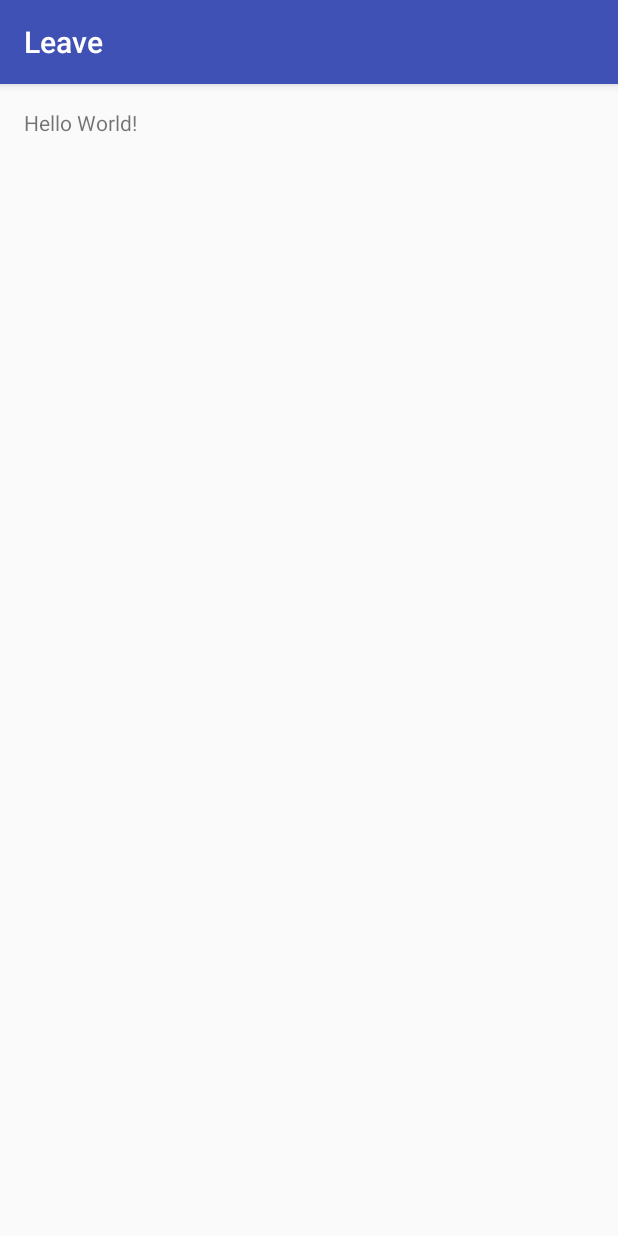
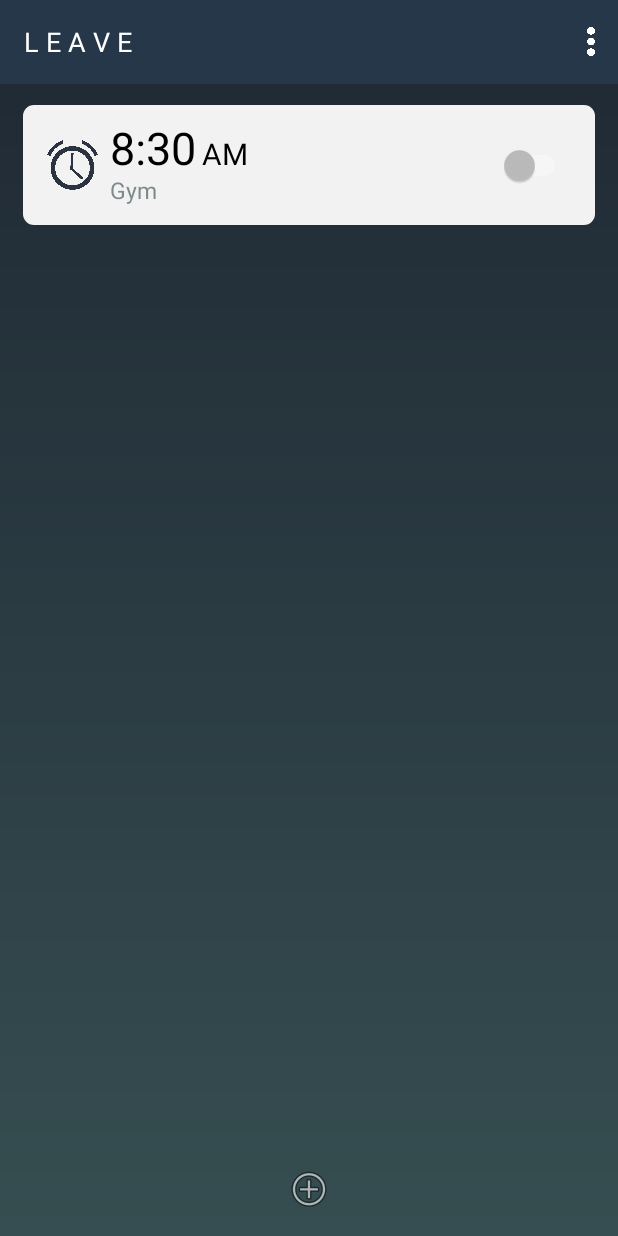
Before and after one commit to ThomasMChen/leave, an Android app: the screen it shows after launch (MainActivity), on a phone screen of 412 x 824 dp. Run offline under Robolectric (Android 15) with nearby library versions, the phone set to English and light mode, and no system bars.

Commit message:
Implement MainActivity UI
Implemented UI for MainActivity View. Added app theme, splash, logo, and UI of MainActivity.

```diff
--- a/app/build.gradle
+++ b/app/build.gradle
@@ -26,4 +26,5 @@ dependencies {
     })
     compile 'com.android.support:appcompat-v7:25.1.0'
     testCompile 'junit:junit:4.12'
+    compile 'com.android.support.constraint:constraint-layout:1.0.0-beta4'
 }
--- a/app/src/main/AndroidManifest.xml
+++ b/app/src/main/AndroidManifest.xml
@@ -4,17 +4,26 @@
 
     <application
         android:allowBackup="true"
-        android:icon="@mipmap/ic_launcher"
+        android:icon="@mipmap/logo_launcher"
         android:label="@string/app_name"
         android:supportsRtl="true"
         android:theme="@style/AppTheme">
-        <activity android:name=".MainActivity">
+
+        <activity
+            android:name=".SplashActivity"
+            android:label="@string/app_name"
+            android:theme="@style/SplashTheme">
             <intent-filter>
                 <action android:name="android.intent.action.MAIN" />
 
                 <category android:name="android.intent.category.LAUNCHER" />
             </intent-filter>
         </activity>
+
+        <activity android:name=".MainActivity">
+        </activity>
+
+
     </application>
 
 </manifest>
--- /dev/null
+++ b/app/src/main/java/org/thomaschen/leave/SplashActivity.java
@@ -0,0 +1,17 @@
+package org.thomaschen.leave;
+
+import android.content.Intent;
+import android.os.Bundle;
+import android.support.v7.app.AppCompatActivity;
+
+public class SplashActivity extends AppCompatActivity {
+
+    @Override
+    protected void onCreate(Bundle savedInstanceState) {
+        super.onCreate(savedInstanceState);
+
+        Intent intent = new Intent(this, MainActivity.class);
+        startActivity(intent);
+        finish();
+    }
+}
--- /dev/null
+++ b/app/src/main/res/drawable/gradient_bg.xml
@@ -0,0 +1,10 @@
+<?xml version="1.0" encoding="utf-8"?>
+<shape xmlns:android="http://schemas.android.com/apk/res/android">
+
+    <gradient
+        android:angle="270"
+        android:startColor="#FF1F2833"
+        android:endColor="#FF364E51"
+        >
+    </gradient>
+</shape>
--- /dev/null
+++ b/app/src/main/res/drawable/rounded_corners.xml
@@ -0,0 +1,4 @@
+<?xml version="1.0" encoding="utf-8"?>
+<shape xmlns:android="http://schemas.android.com/apk/res/android">
+    <corners android:radius="7dp"/>
+</shape>
--- /dev/null
+++ b/app/src/main/res/drawable/splash.xml
@@ -0,0 +1,13 @@
+<?xml version="1.0" encoding="utf-8"?>
+<layer-list xmlns:android="http://schemas.android.com/apk/res/android">
+
+    <item
+        android:drawable="@color/transparent"/>
+
+    <item>
+        <bitmap
+            android:gravity="center"
+            android:src="@mipmap/logo_launcher"/>
+    </item>
+
+</layer-list>
--- a/app/src/main/res/layout/activity_main.xml
+++ b/app/src/main/res/layout/activity_main.xml
@@ -1,17 +1,142 @@
 <?xml version="1.0" encoding="utf-8"?>
 <RelativeLayout xmlns:android="http://schemas.android.com/apk/res/android"
+    xmlns:app="http://schemas.android.com/apk/res-auto"
     xmlns:tools="http://schemas.android.com/tools"
     android:id="@+id/activity_main"
     android:layout_width="match_parent"
     android:layout_height="match_parent"
-    android:paddingBottom="@dimen/activity_vertical_margin"
-    android:paddingLeft="@dimen/activity_horizontal_margin"
-    android:paddingRight="@dimen/activity_horizontal_margin"
-    android:paddingTop="@dimen/activity_vertical_margin"
-    tools:context="org.thomaschen.leave.MainActivity">
+    tools:context=".SplashActivity"
+    android:weightSum="1"
+    android:gravity="top"
+    android:layout_alignParentBottom="false"
+    android:background="@drawable/gradient_bg">
 
-    <TextView
+    <!--tools:context="org.thomaschen.leave.MainActivity"-->
+
+    <android.support.v7.widget.Toolbar
+        android:id="@+id/toolbar"
+        android:minHeight="?attr/actionBarSize"
+        android:background="#253748"
+        android:layout_width="match_parent"
+        android:layout_height="wrap_content"
+        android:layout_marginBottom="15dp">
+
+        <TextView
+            android:layout_width="wrap_content"
+            android:layout_height="wrap_content"
+            android:text="L e a v e"
+            android:textSize="18sp"
+            android:id="@+id/logoTxt"
+            android:textAllCaps="true"
+            android:textColor="?android:attr/textColorPrimary" />
+
+
+        <Button
+            android:layout_gravity="right"
+            android:background="@drawable/settings"
+            android:layout_width="5dp"
+            android:layout_height="19dp"
+            android:layout_marginRight="15dp"
+            android:id="@+id/settingBtn" />
+
+    </android.support.v7.widget.Toolbar>
+
+    <LinearLayout
+        android:orientation="vertical"
+        android:layout_width="match_parent"
+        android:layout_height="wrap_content"
+        android:layout_alignParentTop="true"
+        android:layout_marginTop="70dp">
+
+        <android.support.constraint.ConstraintLayout
+            android:orientation="horizontal"
+            android:layout_width="match_parent"
+            android:layout_marginRight="15dp"
+            android:layout_marginLeft="15dp"
+            android:background="@drawable/rounded_corners"
+            android:backgroundTint="#f2f2f2"
+            android:layout_height="80dp"
+            android:gravity="center_vertical">
+
+
+            <ImageView
+                app:srcCompat="@drawable/alarmicon"
+                android:id="@+id/alarmImg"
+                app:layout_constraintBottom_toBottomOf="parent"
+                app:layout_constraintTop_toTopOf="parent"
+                android:layout_marginStart="16dp"
+                app:layout_constraintLeft_toLeftOf="parent"
+                android:layout_marginLeft="16dp"
+                android:layout_width="34dp"
+                android:layout_height="33dp" />
+
+            <TextView
+                android:text="8:30"
+                android:layout_width="wrap_content"
+                android:layout_height="wrap_content"
+                android:id="@+id/numTime"
+                android:textColor="@android:color/black"
+                android:textSize="30sp"
+                android:layout_marginTop="8dp"
+                app:layout_constraintTop_toTopOf="parent"
+                app:layout_constraintLeft_toRightOf="@+id/alarmImg"
+                android:layout_marginLeft="8dp"
+                android:layout_marginStart="8dp" />
+
+            <TextView
+                android:text="Gym"
+                android:layout_width="wrap_content"
+                android:layout_height="wrap_content"
+                android:id="@+id/locationText"
+                android:textSize="15sp"
+                android:textColor="@color/locationTextColor"
+                tools:layout_conversion_absoluteX="79dp"
+                tools:layout_conversion_absoluteY="116dp"
+                tools:layout_conversion_absoluteWidth="40dp"
+                tools:layout_conversion_absoluteHeight="24dp"
+                app:layout_constraintTop_toBottomOf="@+id/numTime"
+                app:layout_constraintBottom_toBottomOf="parent"
+                android:layout_marginBottom="16dp"
+                app:layout_constraintLeft_toLeftOf="@+id/numTime" />
+
+
+            <TextView
+                android:text="AM"
+                android:layout_height="wrap_content"
+                android:id="@+id/timePeriodText"
+                android:textColor="@android:color/black"
+                android:textSize="20sp"
+                android:layout_width="wrap_content"
+                app:layout_constraintBaseline_toBaselineOf="@+id/numTime"
+                app:layout_constraintLeft_toRightOf="@+id/numTime"
+                android:layout_marginStart="4dp"
+                android:layout_marginLeft="4dp" />
+
+            <Switch
+                android:layout_width="wrap_content"
+                android:layout_height="wrap_content"
+                android:id="@+id/switch1"
+                android:gravity="right"
+                app:layout_constraintBottom_toBottomOf="parent"
+                app:layout_constraintTop_toTopOf="parent"
+                android:layout_marginEnd="16dp"
+                app:layout_constraintRight_toRightOf="parent"
+                android:layout_marginRight="16dp"/>
+
+        </android.support.constraint.ConstraintLayout>
+
+    </LinearLayout>
+
+    <ImageButton
         android:layout_width="wrap_content"
-        android:layout_height="wrap_content"
-        android:text="Hello World!" />
+        android:layout_height="32dp"
+        app:srcCompat="@android:drawable/ic_menu_add"
+        android:id="@+id/addBtn"
+        android:background="@color/transparent"
+        tools:layout_editor_absoluteY="-29dp"
+        tools:layout_editor_absoluteX="8dp"
+        android:layout_alignParentBottom="true"
+        android:layout_marginBottom="15dp"
+        android:layout_centerInParent="true" />
+
 </RelativeLayout>
--- a/app/src/main/res/values/colors.xml
+++ b/app/src/main/res/values/colors.xml
@@ -1,6 +1,8 @@
 <?xml version="1.0" encoding="utf-8"?>
 <resources>
-    <color name="colorPrimary">#3F51B5</color>
-    <color name="colorPrimaryDark">#303F9F</color>
-    <color name="colorAccent">#FF4081</color>
+    <color name="colorPrimary">#ff25363c</color>
+    <color name="colorPrimaryDark">#ff1a212c</color>
+    <color name="colorAccent">#ff26b0b5</color>
+    <color name="locationTextColor">#9e334a4e</color>
+    <color name="transparent">#00ffffff</color>
 </resources>
--- a/app/src/main/res/values/styles.xml
+++ b/app/src/main/res/values/styles.xml
@@ -1,11 +1,15 @@
 <resources>
 
     <!-- Base application theme. -->
-    <style name="AppTheme" parent="Theme.AppCompat.Light.DarkActionBar">
+    <style name="AppTheme" parent="Theme.AppCompat.NoActionBar">
         <!-- Customize your theme here. -->
         <item name="colorPrimary">@color/colorPrimary</item>
         <item name="colorPrimaryDark">@color/colorPrimaryDark</item>
         <item name="colorAccent">@color/colorAccent</item>
     </style>
 
+    <style name="SplashTheme" parent="Theme.AppCompat.NoActionBar">
+        <item name="android:windowBackground">@drawable/splash</item>
+    </style>
+
 </resources>
```
Also changed, not shown: app/src/main/res/drawable/alarmicon.png (added), app/src/main/res/drawable/logo.png (added), app/src/main/res/drawable/logo_launcher.png (added), app/src/main/res/drawable/morebtn.png (added), app/src/main/res/drawable/settings.png (added), app/src/main/res/mipmap-hdpi/logo_launcher.png (added), app/src/main/res/mipmap-mdpi/logo_launcher.png (added), app/src/main/res/mipmap-xhdpi/logo_launcher.png (added), app/src/main/res/mipmap-xxhdpi/logo_launcher.png (added), app/src/main/res/mipmap-xxxhdpi/logo_launcher.png (added).
